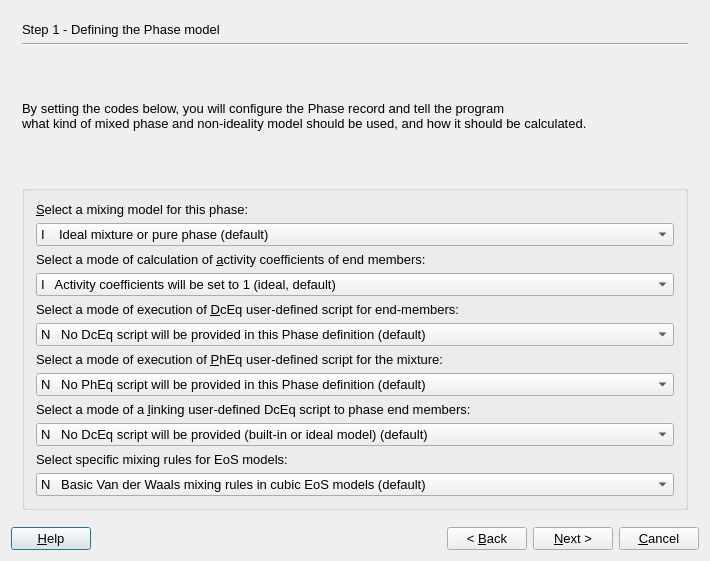
The window that gems3/vizor4/dlg4/PhaseWizard4.ui (gemshub/GEMSGUI) describes before a commit, drawn with Qt 5.
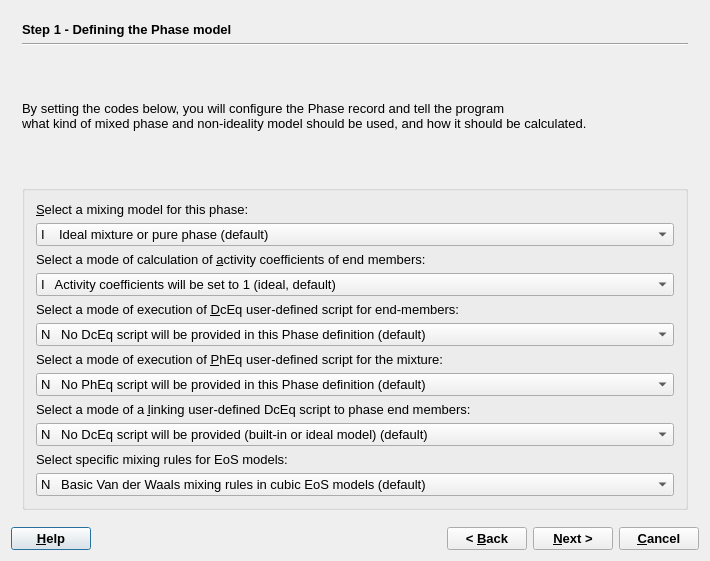
The same window after the commit.

Patch:
```diff
--- a/gems3/vizor4/dlg4/PhaseWizard4.ui
+++ b/gems3/vizor4/dlg4/PhaseWizard4.ui
@@ -49,6 +49,12 @@
            <verstretch>0</verstretch>
           </sizepolicy>
          </property>
+         <property name="font">
+          <font>
+           <weight>75</weight>
+           <bold>true</bold>
+          </font>
+         </property>
          <property name="text">
           <string>Step 1 - Defining the Phase model</string>
          </property>
@@ -822,6 +828,12 @@
     <layout class="QHBoxLayout">
      <item>
       <widget class="QPushButton" name="pHelp">
+       <property name="font">
+        <font>
+         <weight>75</weight>
+         <bold>true</bold>
+        </font>
+       </property>
        <property name="text">
         <string>&amp;Help</string>
        </property>
@@ -842,6 +854,12 @@
      </item>
      <item>
       <widget class="QPushButton" name="pBack">
+       <property name="font">
+        <font>
+         <weight>75</weight>
+         <bold>true</bold>
+        </font>
+       </property>
        <property name="text">
         <string>&lt; &amp;Back</string>
        </property>
@@ -849,6 +867,12 @@
      </item>
      <item>
       <widget class="QPushButton" name="pNext">
+       <property name="font">
+        <font>
+         <weight>75</weight>
+         <bold>true</bold>
+        </font>
+       </property>
        <property name="text">
         <string>&amp;Next &gt;</string>
        </property>
@@ -856,6 +880,12 @@
      </item>
      <item>
       <widget class="QPushButton" name="pCancel">
+       <property name="font">
+        <font>
+         <weight>75</weight>
+         <bold>true</bold>
+        </font>
+       </property>
        <property name="text">
         <string>&amp;Cancel</string>
        </property>
```
Left out of the diff: 12 changed lines with no effect on the pictures.
